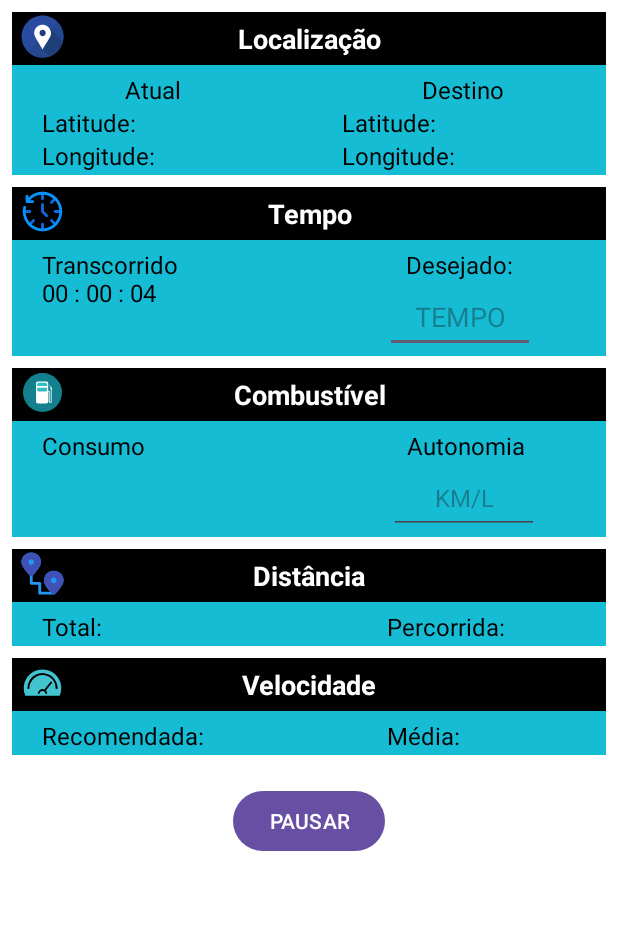
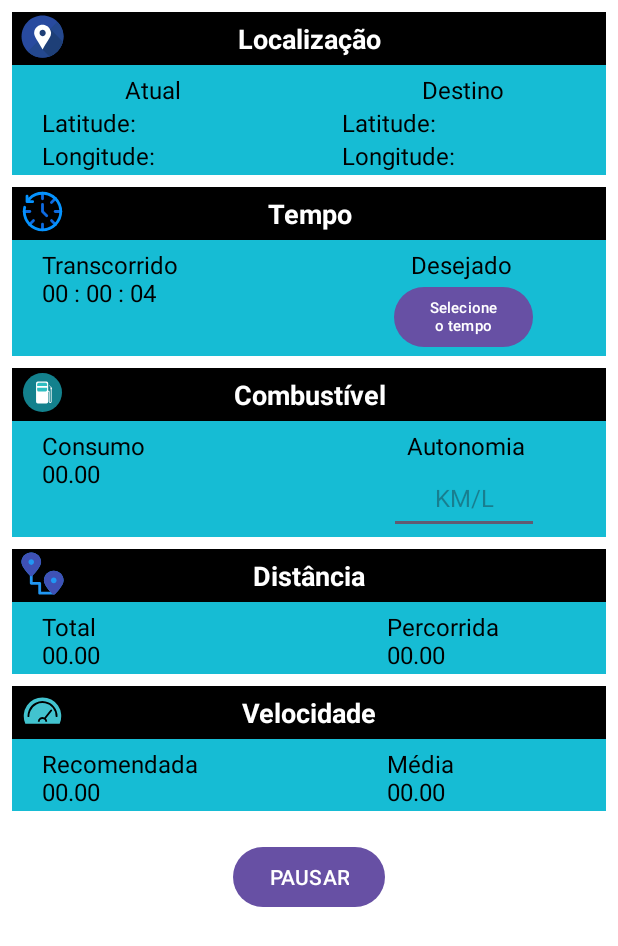
Before and after one commit to marcusvferreira/APPGAT108_UFLA2023-1, an Android app: the screen it shows after launch (MainActivity), after a tap on "INICIAR", on a phone screen of 412 x 824 dp. Shown: the top 946 px of the screen. Run offline under Robolectric (Android 15) with nearby library versions, the phone set to English and light mode, and no system bars.

Commit message:
Desenvolvimento da função de selecionar o tempo

```diff
--- a/AppGat108/app/src/main/java/android/marcusvferreira/appgat108/view/MainActivity.java
+++ b/AppGat108/app/src/main/java/android/marcusvferreira/appgat108/view/MainActivity.java
@@ -2,13 +2,16 @@ package android.marcusvferreira.appgat108.view;
 
 import androidx.appcompat.app.AppCompatActivity;
 
+import android.app.AlertDialog;
+import android.app.TimePickerDialog;
 import android.marcusvferreira.appgat108.R;
 import android.os.Bundle;
 import android.view.View;
 import android.widget.Button;
-import android.widget.EditText;
 import android.widget.TextView;
+import android.widget.TimePicker;
 
+import java.util.Locale;
 import java.util.Timer;
 import java.util.TimerTask;
 
@@ -16,11 +19,13 @@ public class MainActivity extends AppCompatActivity {
 
     TextView campoTempoTranscorrido;
 
-    Button btnIniciarPausar, btnPausar;
+    Button btnIniciarPausar, btnSelecionarTempo;
 
     Timer timer;
     TimerTask timerTask;
-    Double tempo = 0.0;
+    Double tempoTranscorrido = 0.0;
+
+    public int horasSelecionada, minutosSelecionado;
 
     boolean timerIniciado = false;
 
@@ -28,6 +33,9 @@ public class MainActivity extends AppCompatActivity {
     protected void onCreate(Bundle savedInstanceState) {
         super.onCreate(savedInstanceState);
         setContentView(R.layout.activity_main);
+
+        btnSelecionarTempo = (Button) findViewById(R.id.btn_selecionar_tempo);
+
 
         campoTempoTranscorrido = (TextView) findViewById(R.id.tv_tempo_transcorrido);
         btnIniciarPausar = (Button) findViewById(R.id.btn_iniciar_pausar);
@@ -54,7 +62,7 @@ public class MainActivity extends AppCompatActivity {
             iniciarTimer();
         } else {
             timerIniciado = false;
-            btnIniciarPausar.setText("INICAR");
+            btnIniciarPausar.setText("INICIAR");
 
             timerTask.cancel();
         }
@@ -67,18 +75,17 @@ public class MainActivity extends AppCompatActivity {
                 runOnUiThread(new Runnable() {
                     @Override
                     public void run() {
-                        tempo++;
-                        campoTempoTranscorrido.setText("Transcorrido \n" + getTimerText());
+                        tempoTranscorrido++;
+                        campoTempoTranscorrido.setText("Transcorrido\n" + getTimerText());
                     }
                 });
-
             }
         };
         timer.scheduleAtFixedRate(timerTask, 0, 1000);
     }
 
     private String getTimerText() {
-        int rounded = (int) Math.round(tempo);
+        int rounded = (int) Math.round(tempoTranscorrido);
 
         int segundos = ((rounded % 86400) % 3600) % 60;
         int minutos = ((rounded % 86400) % 3600) / 60;
@@ -87,4 +94,22 @@ public class MainActivity extends AppCompatActivity {
         return String.format("%02d", horas) + " : " + String.format("%02d", minutos) + " : " +
                 String.format("%02d", segundos);
     }
+
+    public void clickSelecionarTempo(View view){
+        TimePickerDialog.OnTimeSetListener onTimeSetListener = new TimePickerDialog.OnTimeSetListener() {
+            @Override
+            public void onTimeSet(TimePicker view, int horas, int minutos) {
+                horasSelecionada = horas;
+                minutosSelecionado = minutos;
+                btnSelecionarTempo.setText(String.format(Locale.getDefault(), "%02d:%02d",
+                        horasSelecionada, minutosSelecionado));
+            }
+        };
+
+        TimePickerDialog timePickerDialog = new TimePickerDialog(this,
+                AlertDialog.THEME_HOLO_DARK,onTimeSetListener, horasSelecionada, minutosSelecionado,
+                true);
+        timePickerDialog.setTitle("Selecione o tempo");
+        timePickerDialog.show();
+    }
 }
--- a/AppGat108/app/src/main/res/layout/activity_main.xml
+++ b/AppGat108/app/src/main/res/layout/activity_main.xml
@@ -165,7 +165,7 @@
             android:layout_height="wrap_content"
             android:layout_marginStart="20dp"
             android:layout_marginTop="5dp"
-            android:text="Transcorrido:"
+            android:text="Transcorrido\n00 : 00 : 00"
             android:textColor="@color/black"
             android:textSize="16sp"
             app:layout_constraintBottom_toBottomOf="parent"
@@ -180,7 +180,7 @@
             android:layout_width="wrap_content"
             android:layout_height="wrap_content"
             android:layout_marginTop="5dp"
-            android:text="Desejado:"
+            android:text="Desejado"
             android:textColor="@color/black"
             android:textSize="16sp"
             app:layout_constraintBottom_toBottomOf="parent"
@@ -189,19 +189,6 @@
             app:layout_constraintStart_toStartOf="parent"
             app:layout_constraintTop_toBottomOf="@+id/tv_tempo"
             app:layout_constraintVertical_bias="0.0" />
-
-        <EditText
-            android:id="@+id/et_tempo_desejado"
-            android:layout_width="100dp"
-            android:layout_height="48dp"
-            android:ems="10"
-            android:gravity="center"
-            android:hint="TEMPO"
-            android:inputType="datetime|time"
-            app:layout_constraintEnd_toEndOf="parent"
-            app:layout_constraintHorizontal_bias="0.84"
-            app:layout_constraintStart_toStartOf="parent"
-            app:layout_constraintTop_toBottomOf="@+id/textView29" />
 
         <ImageView
             android:id="@+id/img_tempo"
@@ -212,6 +199,20 @@
             app:layout_constraintStart_toStartOf="@+id/tv_tempo"
             app:layout_constraintTop_toTopOf="parent"
             app:srcCompat="@drawable/time" />
+
+        <Button
+            android:id="@+id/btn_selecionar_tempo"
+            android:layout_width="wrap_content"
+            android:layout_height="wrap_content"
+            android:onClick="clickSelecionarTempo"
+            android:text="Selecione\no tempo"
+            android:textAlignment="center"
+            android:textSize="10sp"
+            app:iconPadding="4dp"
+            app:layout_constraintEnd_toEndOf="parent"
+            app:layout_constraintHorizontal_bias="0.84"
+            app:layout_constraintStart_toStartOf="parent"
+            app:layout_constraintTop_toBottomOf="@+id/textView29" />
 
     </androidx.constraintlayout.widget.ConstraintLayout>
 
@@ -251,7 +252,7 @@
             android:layout_marginTop="5dp"
             android:layout_marginEnd="309dp"
             android:layout_marginBottom="1dp"
-            android:text="Consumo"
+            android:text="Consumo\n00.00"
             android:textColor="@color/black"
             android:textSize="16sp"
             app:layout_constraintBottom_toBottomOf="parent"
@@ -337,7 +338,7 @@
             android:layout_height="wrap_content"
             android:layout_marginStart="250dp"
             android:layout_marginTop="5dp"
-            android:text="Percorrida:"
+            android:text="Percorrida\n00.00"
             android:textColor="@color/black"
             android:textSize="16sp"
             app:layout_constraintEnd_toEndOf="parent"
@@ -351,7 +352,7 @@
             android:layout_height="wrap_content"
             android:layout_marginStart="20dp"
             android:layout_marginTop="5dp"
-            android:text="Total:"
+            android:text="Total\n00.00"
             android:textColor="@color/black"
             android:textSize="16sp"
             app:layout_constraintEnd_toEndOf="parent"
@@ -405,7 +406,7 @@
             android:layout_height="wrap_content"
             android:layout_marginStart="250dp"
             android:layout_marginTop="5dp"
-            android:text="Média:"
+            android:text="Média\n00.00"
             android:textColor="@color/black"
             android:textSize="16sp"
             app:layout_constraintEnd_toEndOf="parent"
@@ -419,7 +420,7 @@
             android:layout_height="wrap_content"
             android:layout_marginStart="20dp"
             android:layout_marginTop="5dp"
-            android:text="Recomendada:"
+            android:text="Recomendada\n00.00"
             android:textColor="@color/black"
             android:textSize="16sp"
             app:layout_constraintEnd_toEndOf="parent"
```
